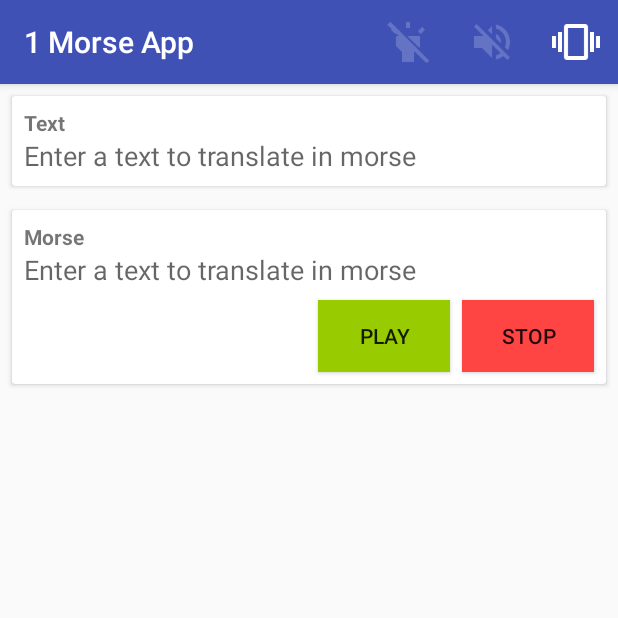
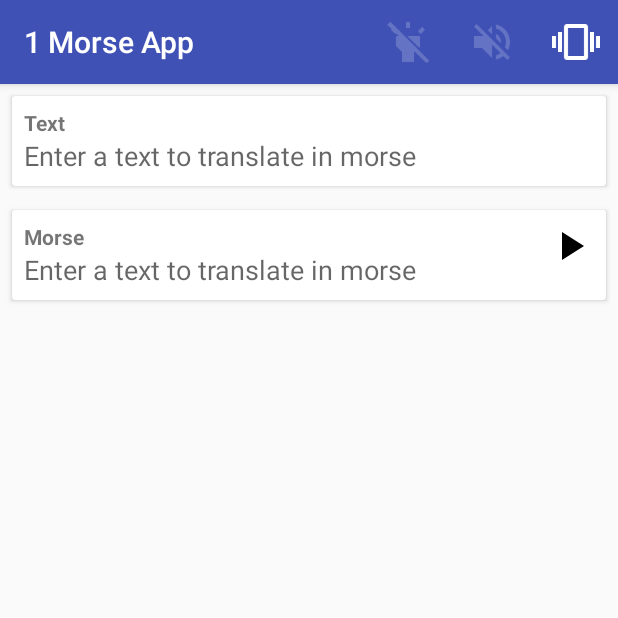
Before and after one commit to Loic-Dumas/MorseApp, an Android app: the screen it shows after launch (MainActivity), on a phone screen of 412 x 824 dp, the top half of it. Run offline under Robolectric (Android 15) with nearby library versions, the phone set to English and light mode, and no system bars.

Commit message:
Improve play/stop button

```diff
--- a/app/build.gradle
+++ b/app/build.gradle
@@ -12,6 +12,7 @@ android {
         targetSdkVersion 28
         versionCode 1
         versionName "1.0"
+        vectorDrawables.useSupportLibrary = true
         testInstrumentationRunner "androidx.test.runner.AndroidJUnitRunner"
     }
     buildTypes {
--- a/app/src/main/java/com/loic/morseapp/MainActivity.kt
+++ b/app/src/main/java/com/loic/morseapp/MainActivity.kt
@@ -95,17 +95,18 @@ class MainActivity : AppCompatActivity(), MorsePlayer.MorseOutputPlayer {
         etMorseCodeToTranslate.addTextChangedListener(onMorseToTranslateChanged)
         etMorseCodeToTranslate.setOnFocusChangeListener { _, hasFocus -> _morseEditTextHasFocus = hasFocus }
 
-        btPlay.setOnClickListener {
-            _morsePlayer.play(etMorseCodeToTranslate.text.toString())
-            if (currentFocus != null) {
-                val inputMethodManager = getSystemService(Context.INPUT_METHOD_SERVICE) as InputMethodManager
-                inputMethodManager.hideSoftInputFromWindow(currentFocus!!.windowToken, 0)
+        btPlayStop.setOnClickListener {
+            if (_morsePlayer.isPlaying) {
+                _morsePlayer.stop()
+            } else {
+                _morsePlayer.play(etMorseCodeToTranslate.text.toString())
+                if (currentFocus != null) {
+                    val inputMethodManager = getSystemService(Context.INPUT_METHOD_SERVICE) as InputMethodManager
+                    inputMethodManager.hideSoftInputFromWindow(currentFocus!!.windowToken, 0)
+                }
             }
         }
 
-        btStop.setOnClickListener {
-            _morsePlayer.stop()
-        }
         //endregion
     }
 
@@ -335,9 +336,14 @@ class MainActivity : AppCompatActivity(), MorsePlayer.MorseOutputPlayer {
     }
 
     override fun onPlayerStarted() {
+        btPlayStop.setImageDrawable(ContextCompat.getDrawable(this, R.drawable.ic_stop_black_24dp))
+        btPlayStop.contentDescription = resources.getString(R.string.stop)
     }
 
     override fun onPlayerFinished() {
+        btPlayStop.setImageDrawable(ContextCompat.getDrawable(this, R.drawable.ic_play_arrow_black_24dp))
+        btPlayStop.contentDescription = resources.getString(R.string.play)
+
 //        tvMorseCode.text = tvMorseCode.text.toString()
 //
 //        tvMorseCode.text = SpannableString(tvMorseCode.text.toString())
--- a/app/src/main/java/com/loic/morseapp/morseplayer/MorsePlayer.kt
+++ b/app/src/main/java/com/loic/morseapp/morseplayer/MorsePlayer.kt
@@ -16,6 +16,8 @@ class MorsePlayer {
 
     private val _morseOutputPlayers = ArrayList<MorseOutputPlayer>()
     private var _timer: CountDownTimer? = null
+
+    var isPlaying = false
 
     fun addMorseOutputPlayer(player: MorseOutputPlayer) {
         if (!_morseOutputPlayers.contains(player)) {
@@ -48,6 +50,7 @@ class MorsePlayer {
         val morseSignal = transformToMorseSignal(morseCode)
         Log.d("DEBUG", morseSignal.toString())
 
+        isPlaying = true
         notifyPlayerStarted()
 
         var indexSignal = 0
@@ -55,6 +58,7 @@ class MorsePlayer {
         var previousState = false
         _timer = object : CountDownTimer((morseSignal.size) * TIME_LENGTH, TIME_LENGTH) {
             override fun onFinish() {
+                isPlaying = false
                 notifyPlayerFinished()
             }
 
@@ -94,6 +98,7 @@ class MorsePlayer {
      */
     fun stop() {
         _timer?.cancel()
+        isPlaying = false
         switchOffOutputs()
         notifyPlayerFinished()
     }
--- /dev/null
+++ b/app/src/main/res/drawable/ic_play_arrow_black_24dp.xml
@@ -0,0 +1,9 @@
+<vector xmlns:android="http://schemas.android.com/apk/res/android"
+        android:width="24dp"
+        android:height="24dp"
+        android:viewportWidth="24.0"
+        android:viewportHeight="24.0">
+    <path
+        android:fillColor="#FF000000"
+        android:pathData="M8,5v14l11,-7z"/>
+</vector>
--- /dev/null
+++ b/app/src/main/res/drawable/ic_stop_black_24dp.xml
@@ -0,0 +1,9 @@
+<vector xmlns:android="http://schemas.android.com/apk/res/android"
+        android:width="24dp"
+        android:height="24dp"
+        android:viewportWidth="24.0"
+        android:viewportHeight="24.0">
+    <path
+        android:fillColor="#FF000000"
+        android:pathData="M6,6h12v12H6z"/>
+</vector>
--- a/app/src/main/res/layout/activity_main.xml
+++ b/app/src/main/res/layout/activity_main.xml
@@ -96,43 +96,29 @@
                         android:layout_marginStart="8dp"
                         android:layout_marginLeft="8dp"
                         android:layout_marginEnd="8dp"
+                        android:layout_marginBottom="8dp"
                         android:background="@null"
                         android:ems="10"
                         android:gravity="top|start"
                         android:hint="@string/enter_a_text"
                         android:importantForAutofill="no"
                         android:inputType="textMultiLine"
+                        app:layout_constraintBottom_toBottomOf="parent"
                         app:layout_constraintEnd_toEndOf="parent"
                         app:layout_constraintStart_toStartOf="parent"
                         app:layout_constraintTop_toBottomOf="@+id/tvMorseTitle" />
 
-                    <Button
-                        android:id="@+id/btPlay"
-                        android:layout_width="wrap_content"
-                        android:layout_height="wrap_content"
+                    <ImageView
+                        android:id="@+id/btPlayStop"
+                        android:layout_width="32dp"
+                        android:layout_height="32dp"
                         android:layout_marginTop="8dp"
                         android:layout_marginEnd="8dp"
                         android:layout_marginRight="8dp"
-                        android:layout_marginBottom="8dp"
-                        android:background="@android:color/holo_green_light"
-                        android:text="@string/play"
-                        app:layout_constraintBottom_toBottomOf="parent"
-                        app:layout_constraintEnd_toStartOf="@+id/btStop"
-                        app:layout_constraintTop_toBottomOf="@+id/etMorseCodeToTranslate" />
-
-                    <Button
-                        android:id="@+id/btStop"
-                        android:layout_width="wrap_content"
-                        android:layout_height="wrap_content"
-                        android:layout_marginTop="8dp"
-                        android:layout_marginEnd="8dp"
-                        android:layout_marginRight="8dp"
-                        android:layout_marginBottom="8dp"
-                        android:background="@android:color/holo_red_light"
-                        android:text="@string/stop"
-                        app:layout_constraintBottom_toBottomOf="parent"
+                        android:contentDescription="@string/play"
                         app:layout_constraintEnd_toEndOf="parent"
-                        app:layout_constraintTop_toBottomOf="@+id/etMorseCodeToTranslate" />
+                        app:layout_constraintTop_toTopOf="parent"
+                        app:srcCompat="@drawable/ic_play_arrow_black_24dp" />
 
                 </androidx.constraintlayout.widget.ConstraintLayout>
             </androidx.cardview.widget.CardView>
```
Also changed, not shown: app/src/main/res/drawable/ic_pause_black_24dp.xml (added, +9 -0 lines), 1 other file.
